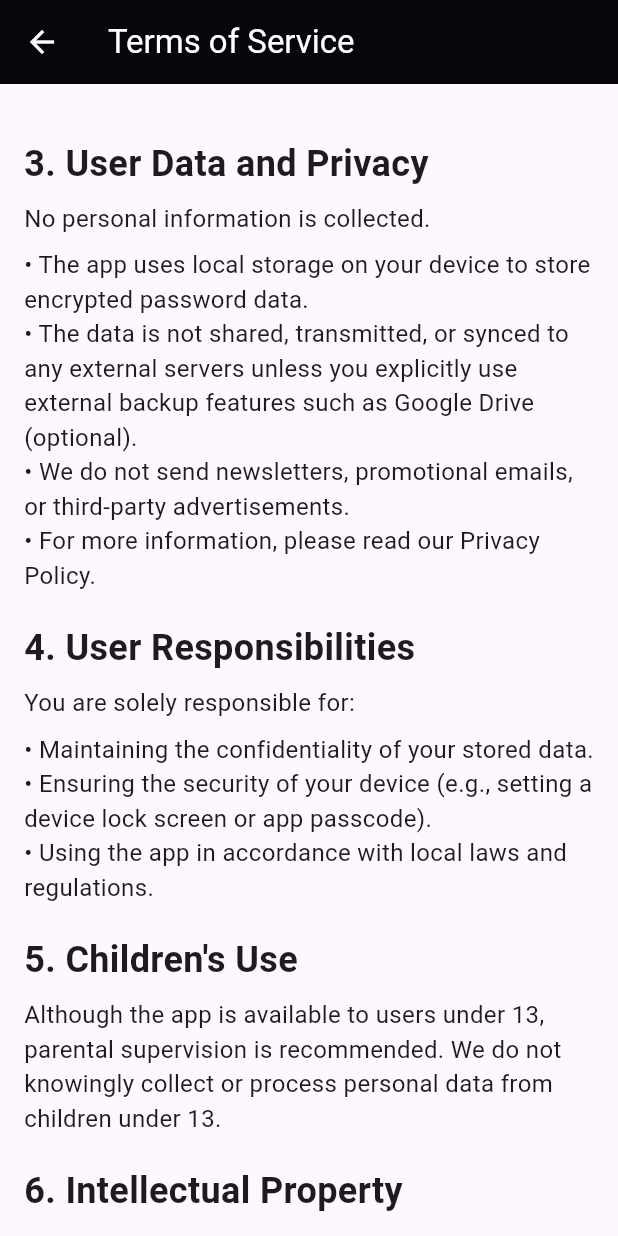
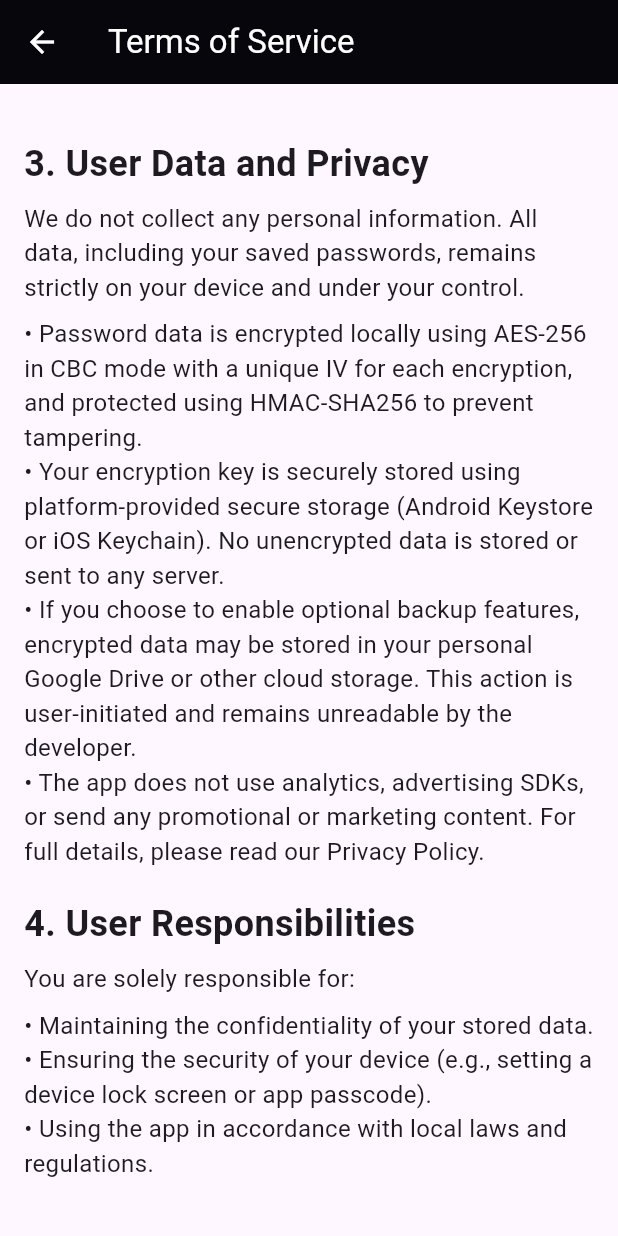
Before and after one commit to wanpc3/WanProtector, a Flutter app: the TermsOfService screen opened directly, scrolled down 576 dp, on a phone screen of 412 x 824 dp. Run offline on Flutter 3.47's test engine with Material 3 defaults, Android fonts, the phone set to English and light mode, and no system bars; our stand-ins replace file_picker, flutter_secure_storage, permission_handler, shared_preferences, sqflite_sqlcipher; missing offline and left inert: encrypt; accounts and stored records are empty; statements that could not run were skipped.

Commit message:
Update Privacy Policy and Terms of Service. Change App Icon

```diff
--- a/lib/all_entries.dart
+++ b/lib/all_entries.dart
@@ -121,7 +121,7 @@ class AllEntriesState extends State<AllEntries> {
                     return Column(
                       children: [
                         ListTile(
-                          leading: Icon(Icons.key_outlined, color: Colors.amber),
+                          leading: Icon(Icons.key, color: Colors.amber),
                           title: Text(entry.title, maxLines: 1, overflow: TextOverflow.ellipsis),
                           subtitle: Text(entry.username, maxLines: 1, overflow: TextOverflow.ellipsis),
                           trailing: Text(
--- a/lib/create_vault.dart
+++ b/lib/create_vault.dart
@@ -168,7 +168,8 @@ class _CreateVaultScreen extends State<CreateVault> {
                         child: const Text(
                           "Important notes:",
                           style: TextStyle(
-                            fontWeight: FontWeight.bold
+                            fontWeight: FontWeight.bold,
+                            fontSize: 16.0,
                           )
                         ),
                       ),
--- a/lib/policy/policy_page.dart
+++ b/lib/policy/policy_page.dart
@@ -26,12 +26,27 @@ class PolicyPage {
 
   //4. Data Security and Storage
   static const String data_storage_header = "4. Data Security and Storage";
-  static const String data_storage_text1= "We implement industry-standard encryption practices, including strong local encryption, to ensure that user passwords and sensitive data are stored securely. We never store plaintext passwords, and the developer has no access to your master password or stored vault contents.";
-  static const String data_storage_text2 = "We do not use external analytics, tracking technologies, or advertising SDKs. All password data remains local unless backed up via Google (with user permission).";
+  static const String data_storage_text1 =
+    "We implement strong, industry-standard encryption techniques to protect your data. "
+    "All sensitive information, such as passwords and vault contents, is encrypted using AES-256 in CBC mode, "
+    "with a unique Initialization Vector (IV) generated for every encryption operation. This ensures that even identical data is encrypted differently each time.";
+  static const String data_storage_text2 =
+    "To maintain data integrity and prevent tampering, we apply HMAC-SHA256 authentication. "
+    "Encryption keys are securely generated and stored on your device using platform-specific secure storage "
+    "(Android Keystore or iOS Keychain). We never store plaintext passwords, and the developer has no access "
+    "to your master password or any of your vault data.";
+  static const String data_storage_text3 =
+    "Your data remains strictly on your device. We do not use external analytics tools, advertising SDKs, or any form of tracking. "
+    "If you choose to back up your encrypted data to Google Drive or another provider, it is done entirely at your discretion and remains unreadable by the developer.";
+  static const String data_storage_text4 =
+    "We also employ constant-time comparisons to guard against timing attacks and provide key backup functionality to support secure migration or recovery across devices.";
 
   //5. Children’s Privacy
   static const String child_privacy_header = "5. Children’s Privacy";
-  static const String child_privacy_text = "WanProtector is accessible to users under the age of 13. However, we strongly advise parental guidance when minors use password management tools. We do not knowingly collect more personal data than necessary and comply with child protection requirements under relevant laws.";
+  static const String child_privacy_text =
+    "WanProtector is accessible to users under the age of 13. We strongly advise parental or guardian supervision when children use password management tools. "
+    "We do not knowingly collect personal data from children, and we comply with laws such as COPPA (Children’s Online Privacy Protection Act) and similar global child privacy regulations. "
+    "All data remains local on the device, and no personal identifiers are collected or transmitted.";
 
   //6. Third-Party Services
   static const String third_party_header = "6. Third-Party Services";
@@ -43,7 +58,7 @@ class PolicyPage {
 
   //11. Policy Updates
   static const String policy_update_header = "8. Policy Updates";
-  static const String policy_update_text = "We may update this Privacy Policy to reflect changes in our practices or legal requirements. We encourage users to review this policy periodically. Updates will be posted within the app and, where appropriate, via user email.";
+  static const String policy_update_text = "We may update this Privacy Policy to reflect changes in our practices or legal requirements. We encourage users to review this policy periodically. Updates will be posted within the app.";
 
   //12. Contact
   static const String contact_header = "9. Contact";
--- a/lib/policy/privacy_policy.dart
+++ b/lib/policy/privacy_policy.dart
@@ -172,7 +172,7 @@ class PrivacyPolicy extends StatelessWidget {
               const SizedBox(height: 8.0),
               //Information We Collect - Text5
               Text(
-                PolicyPage.info_collect_text5,
+                PolicyPage.use_info_text5,
                 style: TextStyle(fontSize: 16),
               ),
 
@@ -196,6 +196,18 @@ class PrivacyPolicy extends StatelessWidget {
               //Data Security and Storage - Text2
               Text(
                 PolicyPage.data_storage_text2,
+                style: TextStyle(fontSize: 16),
+              ),
+              const SizedBox(height: 8.0),
+              //Data Security and Storage - Text3
+              Text(
+                PolicyPage.data_storage_text3,
+                style: TextStyle(fontSize: 16),
+              ),
+              const SizedBox(height: 8.0),
+              //Data Security and Storage - Text4
+              Text(
+                PolicyPage.data_storage_text4,
                 style: TextStyle(fontSize: 16),
               ),
 
--- a/lib/policy/tos_page.dart
+++ b/lib/policy/tos_page.dart
@@ -17,11 +17,16 @@ class TermsOfServicePage {
 
   //3. User Data and Privacy
   static const String tos_3_header = "3. User Data and Privacy";
-  static const String tos_3_text1 = "No personal information is collected.";
-  static const String tos_3_text2 = "• The app uses local storage on your device to store encrypted password data.";
-  static const String tos_3_text3 = "• The data is not shared, transmitted, or synced to any external servers unless you explicitly use external backup features such as Google Drive (optional).";
-  static const String tos_3_text4 = "• We do not send newsletters, promotional emails, or third-party advertisements.";
-  static const String tos_3_text5 = "• For more information, please read our Privacy Policy.";
+  static const String tos_3_text1 = "We do not collect any personal information. All data, including your saved passwords, remains strictly on your device and under your control.";
+  static const String tos_3_text2 = "• Password data is encrypted locally using AES-256 in CBC mode with a unique IV for each encryption, and protected using HMAC-SHA256 to prevent tampering.";
+  static const String tos_3_text3 =
+    "• Your encryption key is securely stored using platform-provided secure storage (Android Keystore or iOS Keychain). "
+    "No unencrypted data is stored or sent to any server.";
+  static const String tos_3_text4 =
+    "• If you choose to enable optional backup features, encrypted data may be stored in your personal Google Drive or other cloud storage. "
+    "This action is user-initiated and remains unreadable by the developer.";
+  static const String tos_3_text5 =
+    "• The app does not use analytics, advertising SDKs, or send any promotional or marketing content. For full details, please read our Privacy Policy.";
 
   //4. User Responsibilities
   static const String tos_4_header = "4. User Responsibilities";
@@ -32,7 +37,9 @@ class TermsOfServicePage {
 
   //5. Children's Use
   static const String tos_5_header = "5. Children's Use";
-  static const String tos_5_text = "Although the app is available to users under 13, parental supervision is recommended. We do not knowingly collect or process personal data from children under 13.";
+  static const String tos_5_text =
+    "WanProtector is available to users of all ages, including those under 13. However, we strongly recommend that children use the app under the supervision of a parent or guardian. "
+    "We do not knowingly collect, store, or share personal data from children under the age of 13, in accordance with applicable child data protection laws.";
 
   //6. Intellectual Property
   static const String tos_6_header = "6. Intellectual Property";
@@ -44,7 +51,7 @@ class TermsOfServicePage {
 
   //8. Limitation of Liability
   static const String tos_8_header = "8. Limitation of Liability";
-  static const String tos_8_text = "In no event shall the developer be held liable for any direct, indirect, incidental, or consequential damages arising out of your use or inability to use WanProtector.";
+  static const String tos_8_text = "The developer shall not be responsible for any loss, damage, or inconvenience caused by the use or inability to use WanProtector, including but not limited to data loss or device malfunction.";
 
   //9. Changes to the Terms
   static const String tos_9_header = "9. Changes to the Terms";
```
Also changed, not shown: 15 other files.
